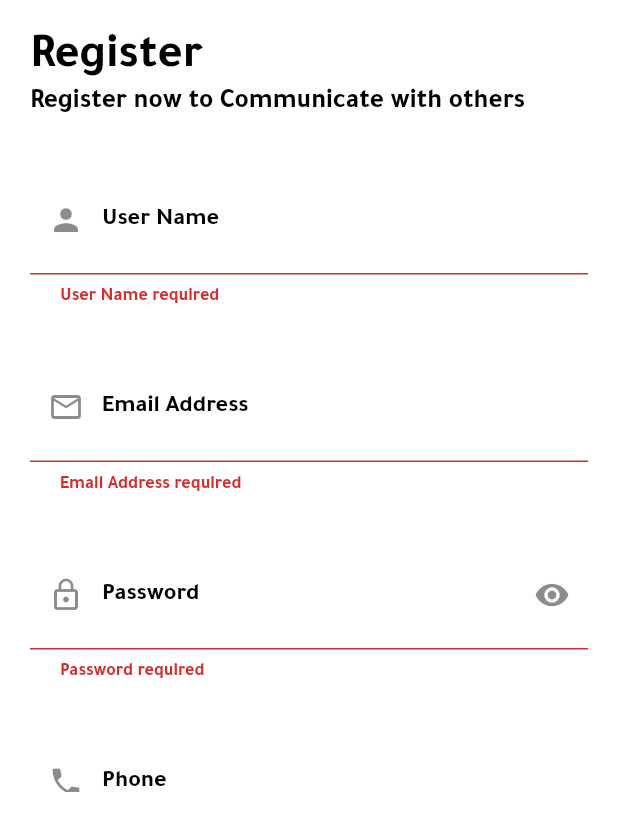
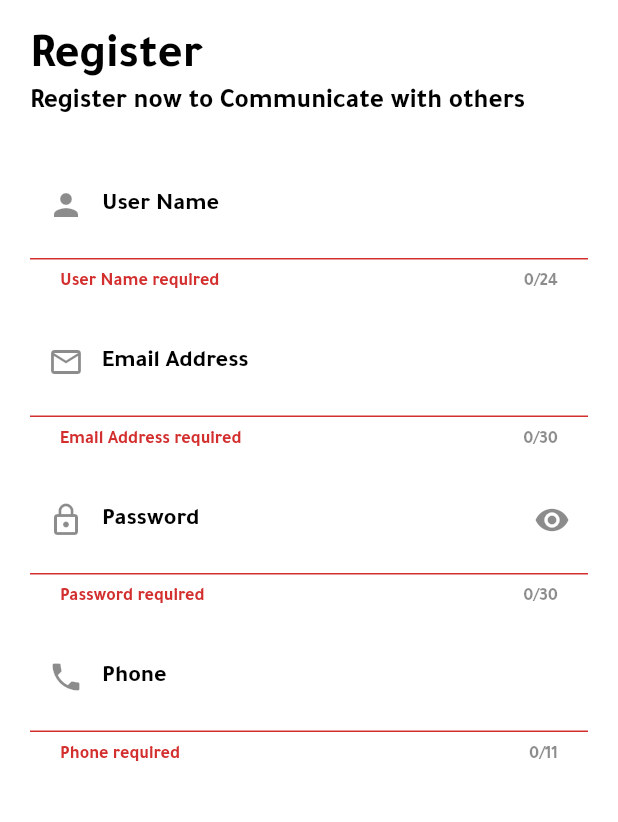
Before and after one commit to Abdullah-3hmed/losts-app, a Flutter app: the AppRegister screen opened directly, after a tap on "Register", on a phone screen of 412 x 824 dp, the part 414-1236 px from its top. Run offline on Flutter 3.47's test engine with Material 2 defaults, Android fonts, the phone set to English and light mode, and no system bars; our stand-ins replace awesome_notifications, bloc, cached_network_image, cloud_firestore, conditional_builder_null_safety, dio and 11 more; accounts and stored records are empty; network calls fail.

Commit message:
enhancement ui

```diff
--- a/lib/cubit/chat_cubit/chat_cubit.dart
+++ b/lib/cubit/chat_cubit/chat_cubit.dart
@@ -186,11 +186,10 @@ class ChatCubit extends Cubit<ChatStates> {
       debugPrint('- chat GOT last message for "$receiverId" - "${messageModel.text}"');
       debugPrint('- chat data length ${value.docs.length}');
       // emit(ChatGetMessageSuccessState());
-    } catch (e) {
-      debugPrint('Error when get last message : $e');
+    } catch (error) {
+      debugPrint('Error when get last message : $error');
       emit(ChatGetMessageErrorState());
     }
-
     return messageModel;
   }
 }
--- a/lib/modules/chat/chat_screen.dart
+++ b/lib/modules/chat/chat_screen.dart
@@ -41,6 +41,7 @@ class _ChatsScreenState extends State<ChatsScreen> {
           ),
           fallback: (context) => Center(
             child: Text(
+              //todo : add this also
               'No Chats Yet',
               style: Theme.of(context).textTheme.bodyLarge,
             ),
--- a/lib/modules/chat_details/chat_details.dart
+++ b/lib/modules/chat_details/chat_details.dart
@@ -79,6 +79,7 @@ class _ChatDetailsState extends State<ChatDetails> {
                       itemCount: ChatCubit.get(context).messages.length,
                     ),
                     fallback: (context) => Center(
+                      // todo : add this to localization
                       child: Text(
                         'Not Messages Yet',
                         style: Theme.of(context).textTheme.bodyLarge,
--- a/lib/modules/comments/comments_screen.dart
+++ b/lib/modules/comments/comments_screen.dart
@@ -120,6 +120,9 @@ class _CommentsScreenState extends State<CommentsScreen> {
                         Expanded(
                           child: TextFormField(
                             controller: commentController,
+                            minLines: 1,
+                            maxLines: 4,
+                            keyboardType: TextInputType.multiline,
                             decoration: InputDecoration(
                               hintText: LocaleKeys.write_a_comment.tr(),
                               hintStyle: Theme.of(context).textTheme.bodyLarge,
@@ -130,6 +133,7 @@ class _CommentsScreenState extends State<CommentsScreen> {
                         IconButton(
                           onPressed: () {
                             DateTime now = DateTime.now();
+                            if (commentController.text.isNotEmpty) {
                               PostCubit.get(context).commentOnPost(
                                 type: 'comment',
                                 context: context,
@@ -137,6 +141,7 @@ class _CommentsScreenState extends State<CommentsScreen> {
                                 post: widget.postModel,
                                 dateTime: now,
                               );
+                            }
                             commentController.clear();
                           },
                           icon: BlocConsumer<UserCubit, UserStates>(
--- a/lib/modules/register/register_screen.dart
+++ b/lib/modules/register/register_screen.dart
@@ -91,19 +91,19 @@ class AppRegister extends StatelessWidget {
                         ),
                         Text(
                           LocaleKeys.register.tr(),
-                          style:
-                              Theme.of(context).textTheme.bodyLarge!.copyWith(
-                                    fontSize: 32.0,
-                                  ),
+                          style: Theme.of(context).textTheme.bodyLarge!.copyWith(
+                                fontSize: 32.0,
+                              ),
                         ),
                         Text(
                           LocaleKeys.hi_register.tr(),
                           style: Theme.of(context).textTheme.bodyLarge,
                         ),
                         const SizedBox(
-                          height: 30.0,
+                          height: 20.0,
                         ),
                         defaultTextFormField(
+                          maxLength: 24,
                           context: context,
                           label: LocaleKeys.user_name.tr(),
                           prefixIcon: Icons.person,
@@ -112,9 +112,10 @@ class AppRegister extends StatelessWidget {
                           obscureText: false,
                         ),
                         const SizedBox(
-                          height: 30.0,
+                          height: 10.0,
                         ),
                         defaultTextFormField(
+                          maxLength: 30,
                           context: context,
                           label: LocaleKeys.email_address.tr(),
                           prefixIcon: Icons.email_outlined,
@@ -123,20 +124,19 @@ class AppRegister extends StatelessWidget {
                           obscureText: false,
                         ),
                         const SizedBox(
-                          height: 30.0,
+                          height: 10.0,
                         ),
                         defaultTextFormField(
+                            maxLength: 30,
                             context: context,
                             label: LocaleKeys.password.tr(),
                             prefixIcon: Icons.lock_outline,
                             type: TextInputType.visiblePassword,
                             controller: passwordController,
-                            obscureText:
-                                AppRegisterCubit.get(context).isPassword,
+                            obscureText: AppRegisterCubit.get(context).isPassword,
                             suffixIcon: AppRegisterCubit.get(context).suffix,
                             function: () {
-                              AppRegisterCubit.get(context)
-                                  .changePasswordVisibility();
+                              AppRegisterCubit.get(context).changePasswordVisibility();
                             },
                             onSubmit: (value) {
                               if (formKey.currentState!.validate()) {
@@ -149,9 +149,10 @@ class AppRegister extends StatelessWidget {
                               }
                             }),
                         const SizedBox(
-                          height: 30.0,
+                          height: 10.0,
                         ),
                         defaultTextFormField(
+                          maxLength: 11,
                           context: context,
                           label: LocaleKeys.phone.tr(),
                           prefixIcon: Icons.phone,
@@ -184,10 +185,7 @@ class AppRegister extends StatelessWidget {
                               },
                               child: Text(
                                 LocaleKeys.register.tr(),
-                                style: Theme.of(context)
-                                    .textTheme
-                                    .bodyLarge!
-                                    .copyWith(
+                                style: Theme.of(context).textTheme.bodyLarge!.copyWith(
                                       color: Colors.white,
                                     ),
                               ),
--- a/lib/shared/components/components.dart
+++ b/lib/shared/components/components.dart
@@ -1,9 +1,11 @@
 import 'package:cached_network_image/cached_network_image.dart';
 import 'package:easy_localization/easy_localization.dart';
 import 'package:flutter/material.dart';
+import 'package:flutter_bloc/flutter_bloc.dart';
 import 'package:fluttertoast/fluttertoast.dart';
 import 'package:social_app/cubit/post_cubit/post_cubit.dart';
 import 'package:social_app/cubit/user_cubit/user_cubit.dart';
+import 'package:social_app/cubit/user_cubit/user_states.dart';
 import 'package:social_app/helper/date_time_converter.dart';
 import 'package:social_app/models/post_model/post.dart';
 import 'package:social_app/modules/comments/comments_screen.dart';
@@ -57,6 +59,7 @@ Widget defaultTextFormField({
   required IconData prefixIcon,
   required BuildContext context,
   IconData? suffixIcon,
+  int? maxLength,
   required bool obscureText,
   required String label,
   Function(String)? onSubmit,
@@ -68,7 +71,11 @@ Widget defaultTextFormField({
       keyboardType: type,
       obscureText: obscureText,
       onFieldSubmitted: onSubmit,
+      maxLength: maxLength,
       decoration: InputDecoration(
+        counterStyle: TextStyle(
+          color: Theme.of(context).iconTheme.color!,
+        ),
         hintText: hintText,
         hintStyle: Theme.of(context).textTheme.titleMedium,
         prefixIcon: Icon(
@@ -92,7 +99,7 @@ Widget defaultTextFormField({
         focusedBorder: OutlineInputBorder(
           borderRadius: BorderRadius.circular(10.0),
           borderSide: BorderSide(
-            color: defaultColor,
+            color: UserCubit.get(context).isDark ? Colors.white : defaultColor,
           ),
         ),
         prefixIconColor: Theme.of(context).iconTheme.color,
@@ -173,16 +180,12 @@ PreferredSizeWidget? defaultAppBar({
       ),
       title: Text(
         title,
-        style: Theme.of(context)
-            .textTheme
-            .bodyLarge!
-            .copyWith(color: Colors.white),
+        style: Theme.of(context).textTheme.bodyLarge!.copyWith(color: Colors.white),
       ),
       actions: actions,
     );
 
-Widget buildPostItem(context, Post postModel, {required bool isUserProfile}) =>
-    Card(
+Widget buildPostItem(context, Post postModel, {required bool isUserProfile}) => Card(
       clipBehavior: Clip.antiAliasWithSaveLayer,
       elevation: 5.0,
       margin: const EdgeInsets.symmetric(horizontal: 8.0),
@@ -193,13 +196,17 @@ Widget buildPostItem(context, Post postModel, {required bool isUserProfile}) =>
           children: [
             Row(
               children: [
-                CircleAvatar(
-                  radius: 25.0,
-                  backgroundImage:
-                      CachedNetworkImageProvider(postModel.userImage),
-                  onBackgroundImageError: (_, __) => CachedNetworkImage(
-                    imageUrl: AppConstants.defaultImageUrl,
-                  ),
+                BlocConsumer<UserCubit, UserStates>(
+                  listener: (context, state) {},
+                  builder: (context, state) {
+                    return CircleAvatar(
+                      radius: 25.0,
+                      backgroundImage: CachedNetworkImageProvider(postModel.userImage),
+                      onBackgroundImageError: (_, __) => CachedNetworkImage(
+                        imageUrl: AppConstants.defaultImageUrl,
+                      ),
+                    );
+                  },
                 ),
                 const SizedBox(
                   width: 10.0,
@@ -231,8 +238,7 @@ Widget buildPostItem(context, Post postModel, {required bool isUserProfile}) =>
                       ),
                     ),
                     Text(
-                      DateTimeConverter.getDateTime(
-                          startDate: postModel.dateTime),
+                      DateTimeConverter.getDateTime(startDate: postModel.dateTime),
                       style: Theme.of(context).textTheme.bodySmall!.copyWith(
                             fontSize: 14.0,
                             height: 1.4,
@@ -301,8 +307,7 @@ Widget buildPostItem(context, Post postModel, {required bool isUserProfile}) =>
                       image: CachedNetworkImageProvider(
                         postModel.image!,
                       ),
-                      onError: (_, __) =>
-                          const NetworkImage(AppConstants.defaultImageUrl),
+                      onError: (_, __) => const NetworkImage(AppConstants.defaultImageUrl),
                       fit: BoxFit.contain,
                     ),
                   ),
@@ -326,9 +331,7 @@ Widget buildPostItem(context, Post postModel, {required bool isUserProfile}) =>
                         width: 5.0,
                       ),
                       Icon(
-                        postModel.likes.contains(uId)
-                            ? Icons.favorite
-                            : Icons.favorite_border_outlined,
+                        postModel.likes.contains(uId) ? Icons.favorite : Icons.favorite_border_outlined,
                         color: Colors.red,
                       ),
                     ],
@@ -347,9 +350,7 @@ Widget buildPostItem(context, Post postModel, {required bool isUserProfile}) =>
                       ),
                       Icon(
                         Icons.comment_sharp,
-                        color: UserCubit.get(context).isDark
-                            ? Colors.white
-                            : defaultColor.withOpacity(0.8),
+                        color: UserCubit.get(context).isDark ? Colors.white : defaultColor.withOpacity(0.8),
                       ),
                     ],
                   ),
@@ -382,9 +383,7 @@ Widget buildPostItem(context, Post postModel, {required bool isUserProfile}) =>
                         Icon(
                           Icons.favorite_border_outlined,
                           size: 26.0,
-                          color: postModel.likes.contains(uId)
-                              ? Colors.red
-                              : Colors.grey[400],
+                          color: postModel.likes.contains(uId) ? Colors.red : Colors.grey[400],
                         ),
                       ],
                     ),
@@ -410,10 +409,7 @@ Widget buildPostItem(context, Post postModel, {required bool isUserProfile}) =>
                         ),
                         Icon(
                           Icons.comment_rounded,
-                          color: Theme.of(context)
-                              .iconTheme
-                              .color!
-                              .withOpacity(.3),
+                          color: Theme.of(context).iconTheme.color!.withOpacity(.3),
                           size: 24.0,
                         ),
                       ],
```
Also changed, not shown: lib/helper/fcm_init_helper.dart (+0 -12 lines), lib/layout/app_layout.dart (+7 -11 lines), lib/local_notification_service/notification_service.dart (+2 -123 lines), lib/modules/commented_post/commented_post.dart (+5 -9 lines), lib/modules/edit_profile/edit_profile.dart (+18 -25 lines), lib/modules/language/language_screen.dart (+4 -6 lines), lib/modules/new_post/new_post_screen.dart (+7 -9 lines), lib/modules/reset_password/reset_password_screen.dart (+4 -5 lines), 6 other files. Lines whose indentation alone changed are shown as unchanged.
